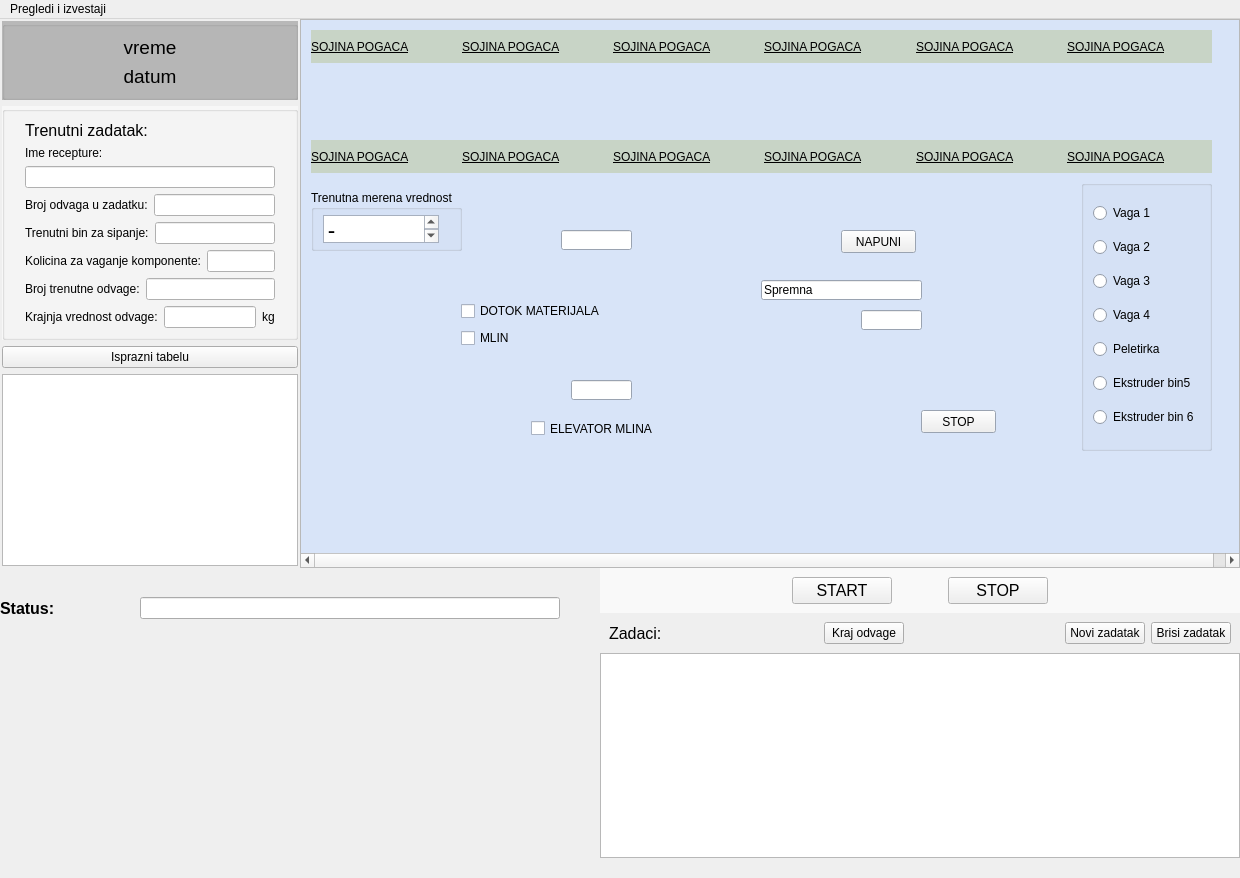
Before: the Qt Designer form ui/automainwindow.ui in nikolakn/biovita, drawn with Qt 5.
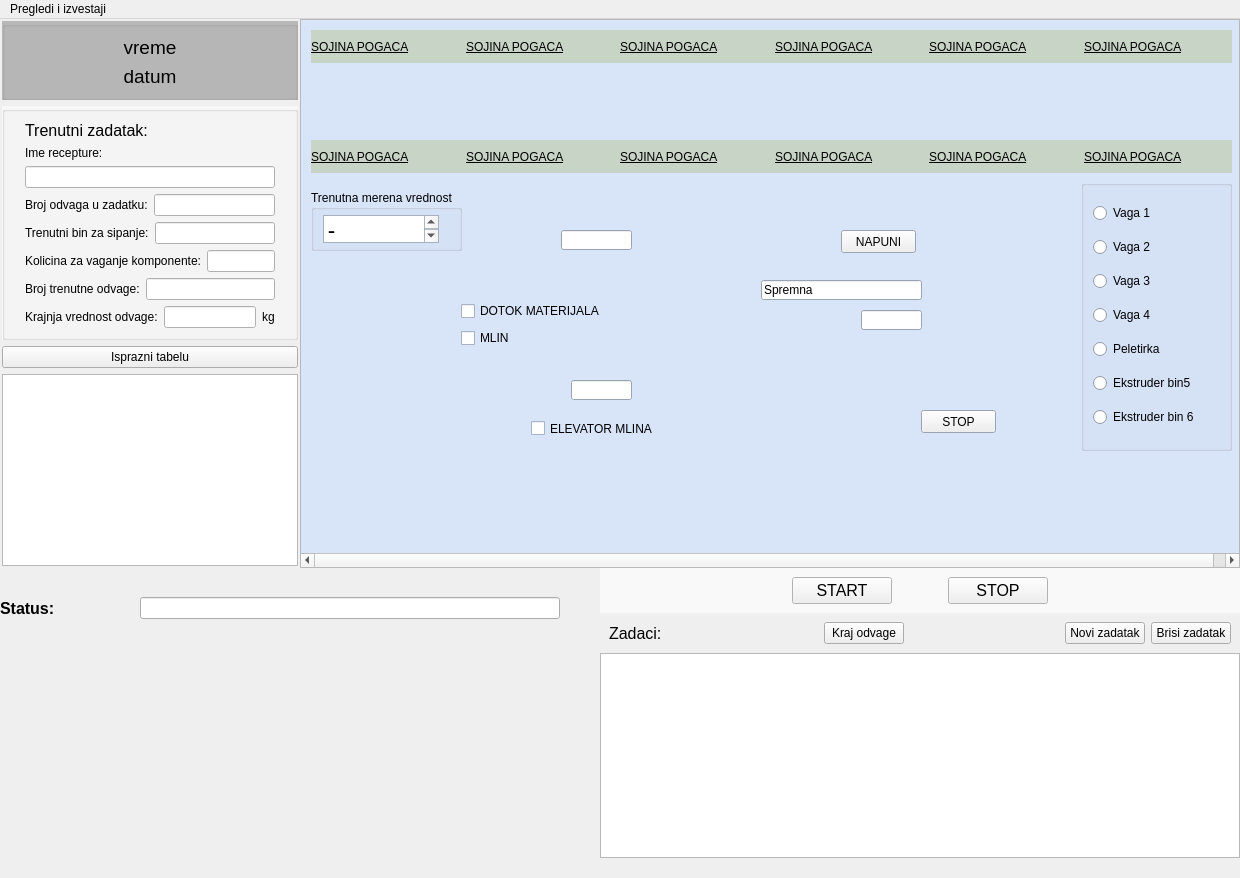
After: the same form once the commit is applied. Custom widgets are drawn as their Qt base class.

The edit to the form file:
```diff
--- a/ui/automainwindow.ui
+++ b/ui/automainwindow.ui
@@ -625,7 +625,7 @@
            <rect>
             <x>780</x>
             <y>160</y>
-            <width>131</width>
+            <width>151</width>
             <height>271</height>
            </rect>
           </property>
@@ -764,7 +764,7 @@
            <rect>
             <x>10</x>
             <y>10</y>
-            <width>901</width>
+            <width>921</width>
             <height>33</height>
            </rect>
           </property>
@@ -922,7 +922,7 @@
            <rect>
             <x>10</x>
             <y>120</y>
-            <width>901</width>
+            <width>921</width>
             <height>33</height>
            </rect>
           </property>
```
